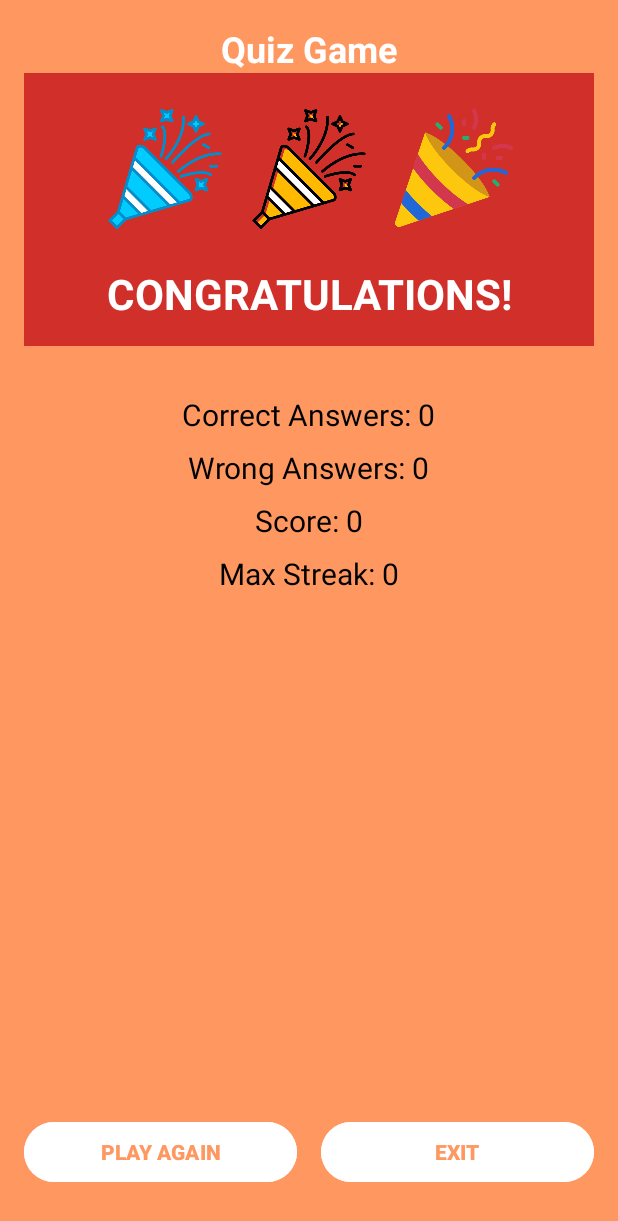
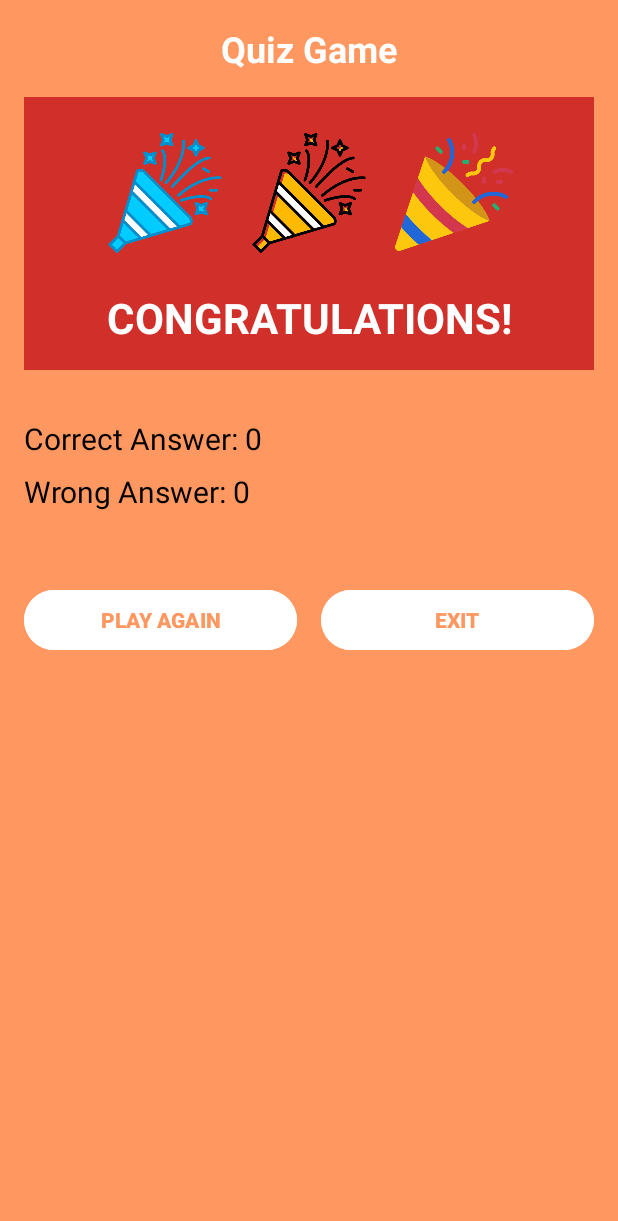
Before and after one commit to dsdsluc/QuizGame, an Android app: the layout activity_result_page.xml on its own in the app's theme, with its tools: preview values and no code run, on a phone screen of 412 x 824 dp. Shown: the top 1221 px of the screen. Run offline under Robolectric (Android 15) with nearby library versions, the phone set to English and light mode, and no system bars.

Commit message:
Update va Toi uu

```diff
--- a/app/src/main/res/layout/activity_result_page.xml
+++ b/app/src/main/res/layout/activity_result_page.xml
@@ -1,37 +1,32 @@
 <?xml version="1.0" encoding="utf-8"?>
-<androidx.constraintlayout.widget.ConstraintLayout
-    xmlns:android="http://schemas.android.com/apk/res/android"
+<LinearLayout xmlns:android="http://schemas.android.com/apk/res/android"
     xmlns:app="http://schemas.android.com/apk/res-auto"
     android:layout_width="match_parent"
     android:layout_height="match_parent"
+    android:orientation="vertical"
     android:background="#FF9860"
+    android:id="@+id/main"
     android:padding="16dp">
 
     <!-- Quiz Title -->
     <TextView
         android:id="@+id/quiz_title_text_view"
-        android:layout_width="0dp"
+        android:layout_width="match_parent"
         android:layout_height="wrap_content"
         android:text="Quiz Game"
         android:textSize="24sp"
         android:textStyle="bold"
         android:textColor="@android:color/white"
         android:gravity="center"
-        app:layout_constraintTop_toTopOf="parent"
-        app:layout_constraintStart_toStartOf="parent"
-        app:layout_constraintEnd_toEndOf="parent"
-        android:layout_marginBottom="16dp"/>
+        android:layout_marginBottom="16dp" />
 
     <!-- Banner + Icons -->
     <androidx.constraintlayout.widget.ConstraintLayout
-        android:id="@+id/banner_layout"
-        android:layout_width="0dp"
+        android:layout_width="match_parent"
         android:layout_height="wrap_content"
         android:background="#D1302A"
-        android:padding="16dp"
-        app:layout_constraintTop_toBottomOf="@id/quiz_title_text_view"
-        app:layout_constraintStart_toStartOf="parent"
-        app:layout_constraintEnd_toEndOf="parent">
+        android:layout_marginBottom="32dp"
+        android:padding="16dp">
 
         <!-- Icons Row -->
         <LinearLayout
@@ -50,7 +45,7 @@
                 android:layout_height="80dp"
                 android:src="@drawable/icon1"
                 android:contentDescription="Icon 1"
-                android:layout_margin="8dp"/>
+                android:layout_margin="8dp" />
 
             <ImageView
                 android:id="@+id/icon2"
@@ -58,7 +53,7 @@
                 android:layout_height="80dp"
                 android:src="@drawable/icon2"
                 android:contentDescription="Icon 2"
-                android:layout_margin="8dp"/>
+                android:layout_margin="8dp" />
 
             <ImageView
                 android:id="@+id/icon3"
@@ -66,7 +61,8 @@
                 android:layout_height="80dp"
                 android:src="@drawable/icon3"
                 android:contentDescription="Icon 3"
-                android:layout_margin="8dp"/>
+                android:layout_margin="8dp" />
+
         </LinearLayout>
 
         <!-- Congratulations Text -->
@@ -82,69 +78,35 @@
             app:layout_constraintTop_toBottomOf="@id/icons_row"
             app:layout_constraintStart_toStartOf="parent"
             app:layout_constraintEnd_toEndOf="parent"
-            android:layout_marginTop="16dp"/>
+            android:layout_marginTop="16dp" />
+
     </androidx.constraintlayout.widget.ConstraintLayout>
 
-    <!-- Correct/Wrong/Score/Streak -->
-    <LinearLayout
-        android:id="@+id/stats_layout"
-        android:layout_width="0dp"
-        android:layout_height="wrap_content"
-        android:orientation="vertical"
-        android:gravity="center"
-        android:layout_marginTop="32dp"
-        app:layout_constraintTop_toBottomOf="@id/banner_layout"
-        app:layout_constraintStart_toStartOf="parent"
-        app:layout_constraintEnd_toEndOf="parent">
-
+    <!-- Correct/Wrong Answers -->
     <TextView
         android:id="@+id/correct_answers_text_view"
-            android:layout_width="wrap_content"
+        android:layout_width="match_parent"
         android:layout_height="wrap_content"
-            android:text="Correct Answers: 0"
+        android:text="Correct Answer: 0"
         android:textSize="20sp"
         android:textColor="@android:color/black"
-            android:layout_marginBottom="8dp"/>
+        android:layout_marginBottom="8dp" />
 
     <TextView
         android:id="@+id/wrong_answers_text_view"
-            android:layout_width="wrap_content"
+        android:layout_width="match_parent"
         android:layout_height="wrap_content"
-            android:text="Wrong Answers: 0"
+        android:text="Wrong Answer: 0"
         android:textSize="20sp"
         android:textColor="@android:color/black"
-            android:layout_marginBottom="8dp"/>
-
-        <TextView
-            android:id="@+id/tvScore"
-            android:layout_width="wrap_content"
-            android:layout_height="wrap_content"
-            android:text="Score: 0"
-            android:textSize="20sp"
-            android:textColor="@android:color/black"
-            android:layout_marginBottom="8dp"/>
-
-        <TextView
-            android:id="@+id/tvStreak"
-            android:layout_width="wrap_content"
-            android:layout_height="wrap_content"
-            android:text="Max Streak: 0"
-            android:textSize="20sp"
-            android:textColor="@android:color/black"
-            android:layout_marginBottom="48dp"/>
-    </LinearLayout>
+        android:layout_marginBottom="48dp" />
 
     <!-- Buttons -->
     <LinearLayout
-        android:id="@+id/buttons_layout"
-        android:layout_width="0dp"
+        android:layout_width="match_parent"
         android:layout_height="wrap_content"
         android:orientation="horizontal"
-        android:gravity="center"
-        android:layout_marginBottom="16dp"
-        app:layout_constraintBottom_toBottomOf="parent"
-        app:layout_constraintStart_toStartOf="parent"
-        app:layout_constraintEnd_toEndOf="parent">
+        android:gravity="center">
 
         <Button
             android:id="@+id/play_again_button"
@@ -155,7 +117,7 @@
             android:text="PLAY AGAIN"
             android:backgroundTint="#FFFFFF"
             android:textColor="#FF9860"
-            android:textStyle="bold"/>
+            android:textStyle="bold" />
 
         <Button
             android:id="@+id/exit_button"
@@ -166,7 +128,7 @@
             android:text="EXIT"
             android:backgroundTint="#FFFFFF"
             android:textColor="#FF9860"
-            android:textStyle="bold"/>
+            android:textStyle="bold" />
     </LinearLayout>
 
-</androidx.constraintlayout.widget.ConstraintLayout>
+</LinearLayout>
```
Also changed, not shown: app/src/main/java/com/example/quizgame/ResultPage.java (+91 -52 lines). Lines whose indentation alone changed are shown as unchanged.
